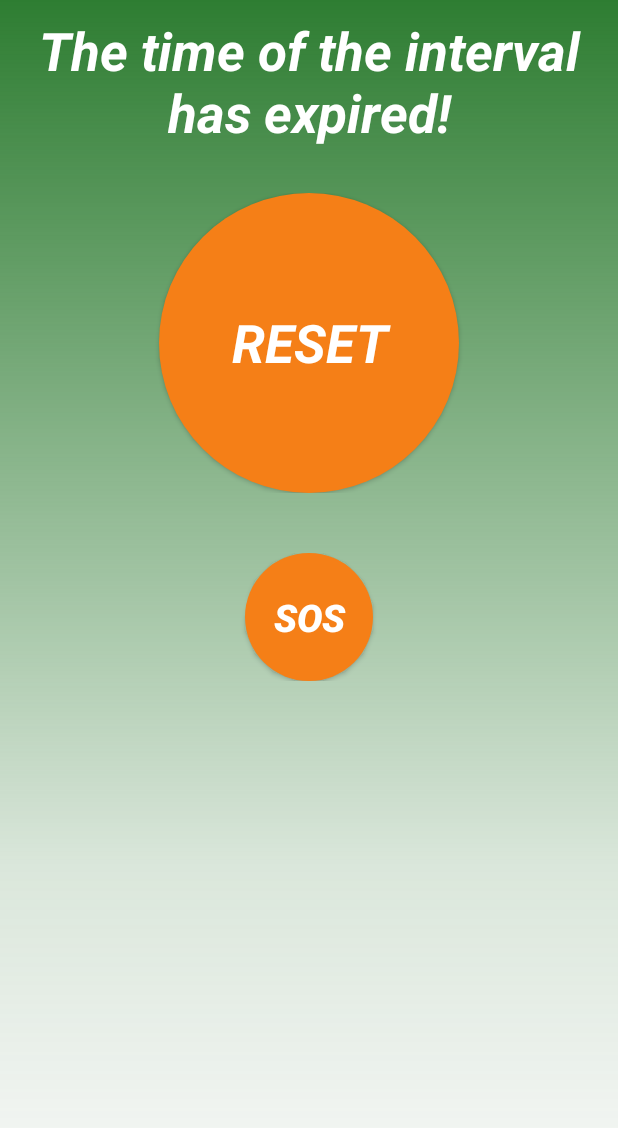
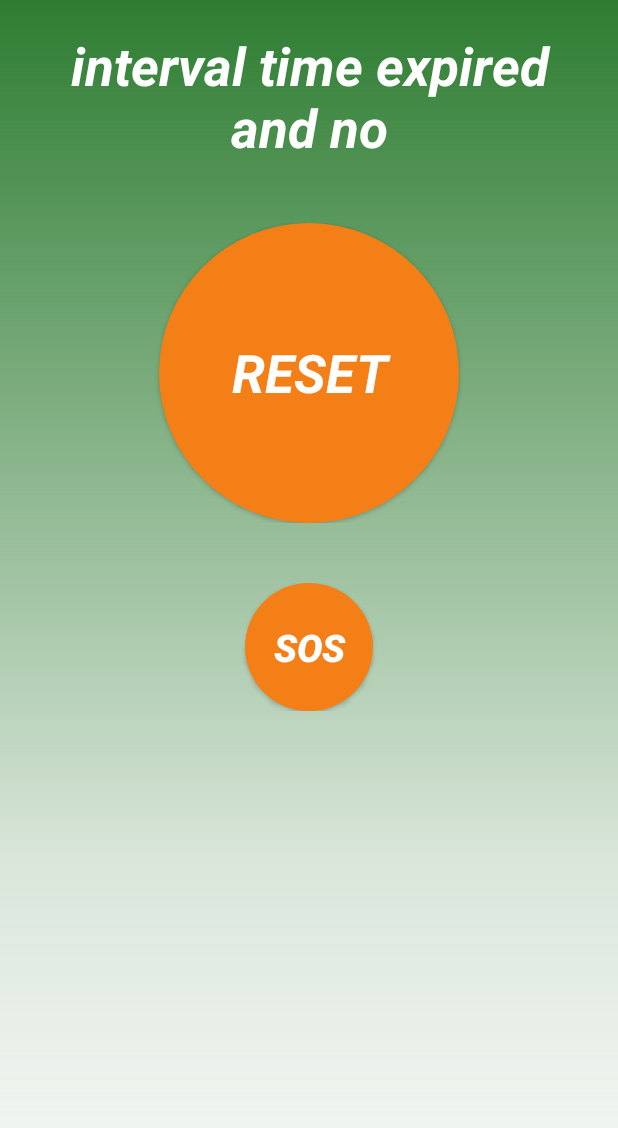
Before and after one commit to pascalpiper/SaveYourRide, an Android app: the layout dialog_active_mode_notification.xml on its own in the app's theme, with its tools: preview values and no code run, on a phone screen of 412 x 824 dp. Shown: the top 1128 px of the screen. Run offline under Robolectric (Android 15) with nearby library versions, the phone set to English and light mode, and no system bars.

Commit message:
ite-dialog layout bug fix

```diff
--- a/app/src/main/res/layout/dialog_active_mode_notification.xml
+++ b/app/src/main/res/layout/dialog_active_mode_notification.xml
@@ -1,29 +1,31 @@
 <?xml version="1.0" encoding="utf-8"?>
 <RelativeLayout xmlns:android="http://schemas.android.com/apk/res/android"
     xmlns:tools="http://schemas.android.com/tools"
-    android:layout_width="match_parent"
-    android:layout_height="match_parent"
+    android:layout_width="wrap_content"
+    android:layout_height="wrap_content"
     android:theme="@style/Theme.AppCompat.Dialog"
     tools:context=".activities.ActiveMode">
 
     <View
         android:id="@+id/activeMode_dialog_backgroundView"
-        android:layout_width="wrap_content"
-        android:layout_height="wrap_content"
+        android:layout_width="match_parent"
+        android:layout_height="match_parent"
         android:background="@color/colorPrimary"
         android:elevation="1dp"
         android:padding="30dp" />
 
     <View
         android:id="@+id/activeMode_dialog_gradientView"
-        android:layout_width="wrap_content"
-        android:layout_height="wrap_content"
+        android:layout_width="match_parent"
+        android:layout_height="match_parent"
+        android:layout_alignParentStart="true"
+        android:layout_alignParentTop="true"
         android:background="@drawable/white_gradient"
         android:elevation="1dp" />
 
     <LinearLayout
-        android:layout_width="match_parent"
-        android:layout_height="match_parent"
+        android:layout_width="wrap_content"
+        android:layout_height="wrap_content"
         android:elevation="10dp"
         android:orientation="vertical"
         android:theme="@style/Theme.AppCompat.Dialog"
@@ -31,11 +33,11 @@
 
         <TextView
             android:id="@+id/activeMode_ite_dialog_textView"
-            android:layout_width="wrap_content"
+            android:layout_width="match_parent"
             android:layout_height="wrap_content"
             android:layout_gravity="center_horizontal"
-            android:padding="10dp"
-            android:text="@string/interval_time_expired"
+            android:padding="20dp"
+            android:text="interval time expired and no"
             android:textAlignment="center"
             android:textAppearance="?android:attr/textAppearanceLarge"
             android:textColor="@color/colorWhite"
```
